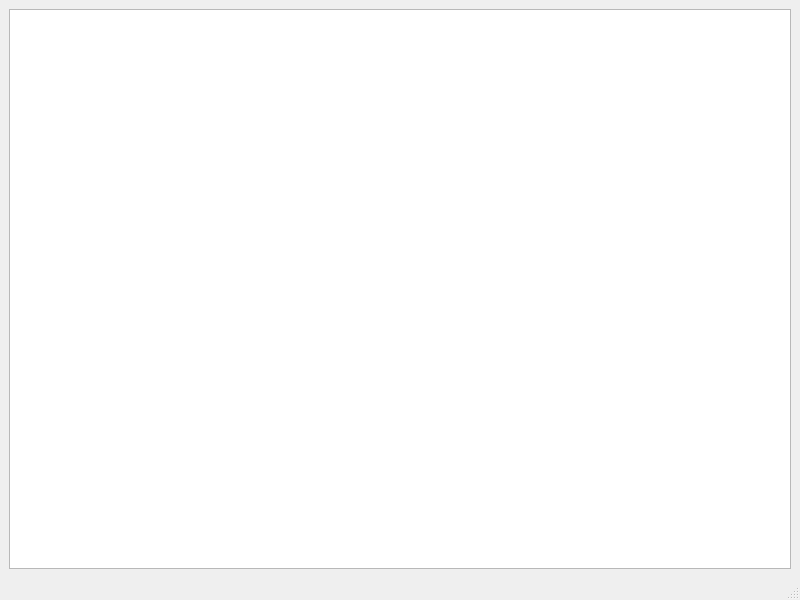
Old version of the form Client/Client/classroomofstudentwindow.ui in the repository Oleksii-Adamov/OOP-4sem-project.
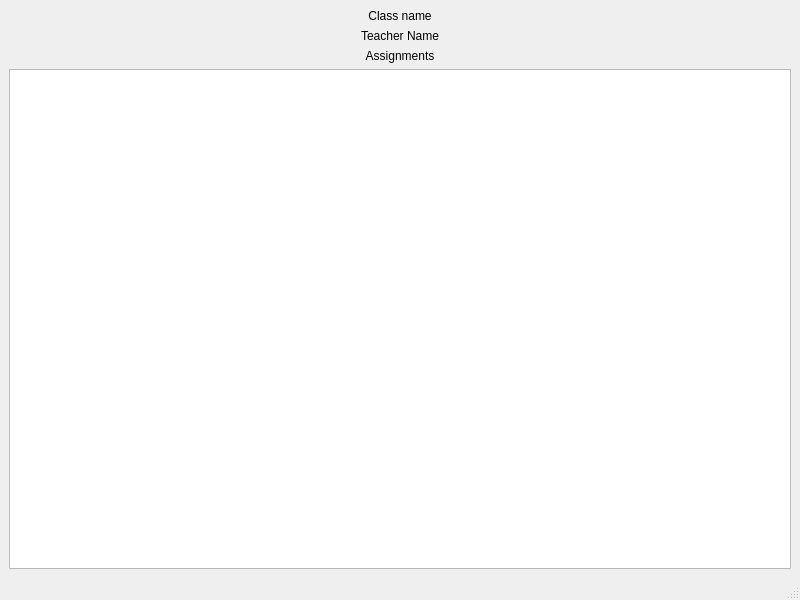
New version of the form.

```diff
--- a/Client/Client/classroomofstudentwindow.ui
+++ b/Client/Client/classroomofstudentwindow.ui
@@ -15,6 +15,36 @@
   </property>
   <widget class="QWidget" name="centralwidget">
    <layout class="QVBoxLayout" name="verticalLayout">
+    <item>
+     <widget class="QLabel" name="name_label">
+      <property name="text">
+       <string>Class name</string>
+      </property>
+      <property name="alignment">
+       <set>Qt::AlignCenter</set>
+      </property>
+     </widget>
+    </item>
+    <item>
+     <widget class="QLabel" name="teacher_label">
+      <property name="text">
+       <string>Teacher Name</string>
+      </property>
+      <property name="alignment">
+       <set>Qt::AlignCenter</set>
+      </property>
+     </widget>
+    </item>
+    <item>
+     <widget class="QLabel" name="assignments_label">
+      <property name="text">
+       <string>Assignments</string>
+      </property>
+      <property name="alignment">
+       <set>Qt::AlignCenter</set>
+      </property>
+     </widget>
+    </item>
     <item>
      <widget class="QListView" name="assignments_list_view"/>
     </item>
```
